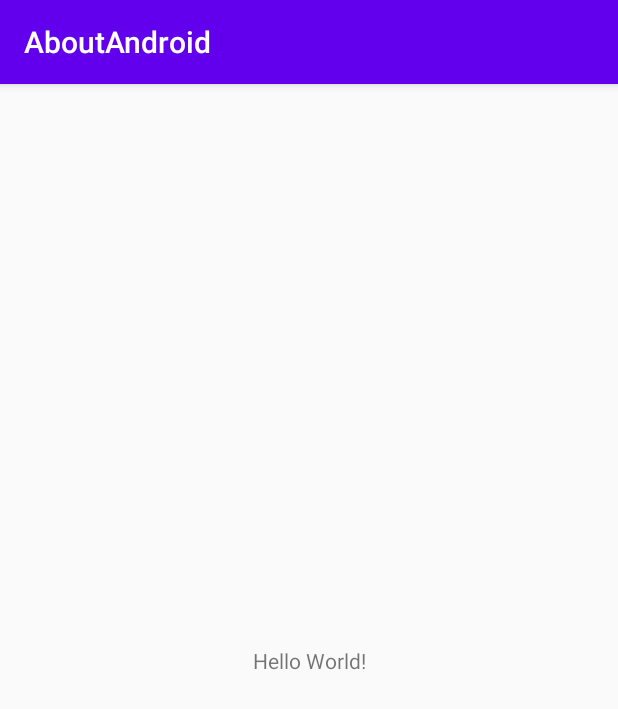
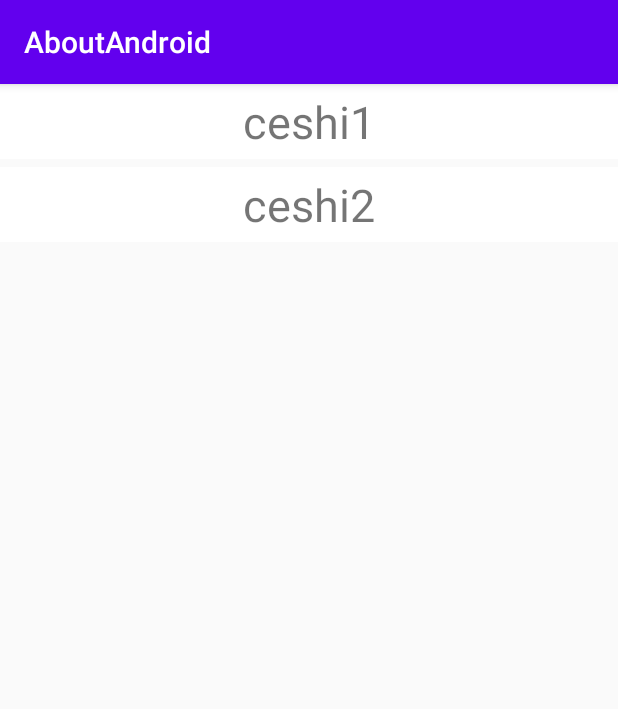
Before and after one commit to Zzy2016/AboutAndroid, an Android app: the screen it shows after launch (MainActivity), on a phone screen of 412 x 824 dp. Shown: the top 709 px of the screen. Run offline under Robolectric (Android 15) with nearby library versions, the phone set to English and light mode, and no system bars.

Commit message:
首页列表

```diff
--- a/app/build.gradle
+++ b/app/build.gradle
@@ -31,4 +31,5 @@ dependencies {
     testImplementation 'junit:junit:4.12'
     androidTestImplementation 'androidx.test.ext:junit:1.1.1'
     androidTestImplementation 'androidx.test.espresso:espresso-core:3.2.0'
+    implementation 'androidx.recyclerview:recyclerview:1.2.0-alpha04'
 }
--- a/app/src/main/java/com/example/aboutandroid/MainActivity.java
+++ b/app/src/main/java/com/example/aboutandroid/MainActivity.java
@@ -1,14 +1,30 @@
 package com.example.aboutandroid;
 
+import androidx.annotation.MainThread;
 import androidx.appcompat.app.AppCompatActivity;
+import androidx.recyclerview.widget.LinearLayoutManager;
+import androidx.recyclerview.widget.RecyclerView;
 
 import android.os.Bundle;
+import android.util.Log;
+
+import com.example.aboutandroid.adapter.HomeListAdapter;
 
 public class MainActivity extends AppCompatActivity {
+
+    private RecyclerView rvHomeList;
+    private HomeListAdapter adapter;
 
     @Override
     protected void onCreate(Bundle savedInstanceState) {
         super.onCreate(savedInstanceState);
         setContentView(R.layout.activity_main);
+
+        adapter = new HomeListAdapter(MainActivity.this);
+        rvHomeList = (RecyclerView) findViewById(R.id.rvHomeList);
+        rvHomeList.setAdapter(adapter);
+        rvHomeList.setLayoutManager(new LinearLayoutManager(this));
+
+
     }
 }
--- /dev/null
+++ b/app/src/main/java/com/example/aboutandroid/adapter/HomeListAdapter.java
@@ -0,0 +1,70 @@
+package com.example.aboutandroid.adapter;
+
+import android.content.Context;
+import android.util.Log;
+import android.view.LayoutInflater;
+import android.view.View;
+import android.view.ViewGroup;
+import android.widget.TextView;
+
+import com.example.aboutandroid.R;
+
+import androidx.annotation.NonNull;
+import androidx.recyclerview.widget.RecyclerView;
+
+/**
+ * @author: Administrator
+ * @date: 2020-07-16
+ */
+public class HomeListAdapter extends RecyclerView.Adapter<HomeListAdapter.ViewHolder> {
+
+
+    private String[] strings;
+
+    private Context context;
+
+    public HomeListAdapter(Context context) {
+        this.context = context;
+
+        strings = context.getResources().getStringArray(R.array.splash_str);
+    }
+
+
+    @NonNull
+    @Override
+    public ViewHolder onCreateViewHolder(@NonNull ViewGroup parent, int viewType) {
+        View view = LayoutInflater.from(parent.getContext()).inflate(R.layout.homt_list_item, parent, false);
+        return new ViewHolder(view);
+    }
+
+    @Override
+    public void onBindViewHolder(@NonNull ViewHolder holder, int position) {
+        Log.e("------------------>", strings[position]);
+        holder.tvItem.setText(strings[position]);
+
+
+        holder.tvItem.setOnClickListener(new View.OnClickListener() {
+            @Override
+            public void onClick(View v) {
+
+            }
+        });
+    }
+
+    @Override
+    public int getItemCount() {
+        return strings.length;
+    }
+
+
+    class ViewHolder extends RecyclerView.ViewHolder {
+
+        public TextView tvItem;
+
+        public ViewHolder(@NonNull View itemView) {
+            super(itemView);
+
+            tvItem = itemView.findViewById(R.id.item);
+        }
+    }
+}
--- a/app/src/main/res/layout/activity_main.xml
+++ b/app/src/main/res/layout/activity_main.xml
@@ -6,11 +6,11 @@
     android:layout_height="match_parent"
     tools:context=".MainActivity">
 
-    <TextView
-        android:layout_width="wrap_content"
+
+    <androidx.recyclerview.widget.RecyclerView
+        android:id="@+id/rvHomeList"
+        android:layout_width="match_parent"
         android:layout_height="wrap_content"
-        android:text="Hello World!"
-        app:layout_constraintBottom_toBottomOf="parent"
         app:layout_constraintLeft_toLeftOf="parent"
         app:layout_constraintRight_toRightOf="parent"
         app:layout_constraintTop_toTopOf="parent" />
--- /dev/null
+++ b/app/src/main/res/layout/homt_list_item.xml
@@ -0,0 +1,18 @@
+<?xml version="1.0" encoding="utf-8"?>
+<androidx.constraintlayout.widget.ConstraintLayout xmlns:android="http://schemas.android.com/apk/res/android"
+    xmlns:tools="http://schemas.android.com/tools"
+    android:layout_width="match_parent"
+    android:layout_height="wrap_content"
+    android:layout_marginBottom="5dp">
+
+    <TextView
+        android:id="@+id/item"
+        android:layout_width="match_parent"
+        android:layout_height="50dp"
+        android:background="@color/white"
+        android:gravity="center"
+        android:text="测试"
+        android:textSize="@dimen/text30"
+        tools:ignore="MissingConstraints" />
+
+</androidx.constraintlayout.widget.ConstraintLayout>
--- a/app/src/main/res/values/colors.xml
+++ b/app/src/main/res/values/colors.xml
@@ -3,4 +3,5 @@
     <color name="colorPrimary">#6200EE</color>
     <color name="colorPrimaryDark">#3700B3</color>
     <color name="colorAccent">#03DAC5</color>
+    <color name="white">#ffffff</color>
 </resources>
--- /dev/null
+++ b/app/src/main/res/values/dimens.xml
@@ -0,0 +1,4 @@
+<?xml version="1.0" encoding="utf-8"?>
+<resources>
+    <dimen name="text30">30sp</dimen>
+</resources>
--- a/app/src/main/res/values/strings.xml
+++ b/app/src/main/res/values/strings.xml
@@ -1,3 +1,8 @@
 <resources>
     <string name="app_name">AboutAndroid</string>
+
+    <string-array name="splash_str">
+        <item name="str1">ceshi1</item>
+        <item name="str2">ceshi2</item>
+    </string-array>
 </resources>
```
